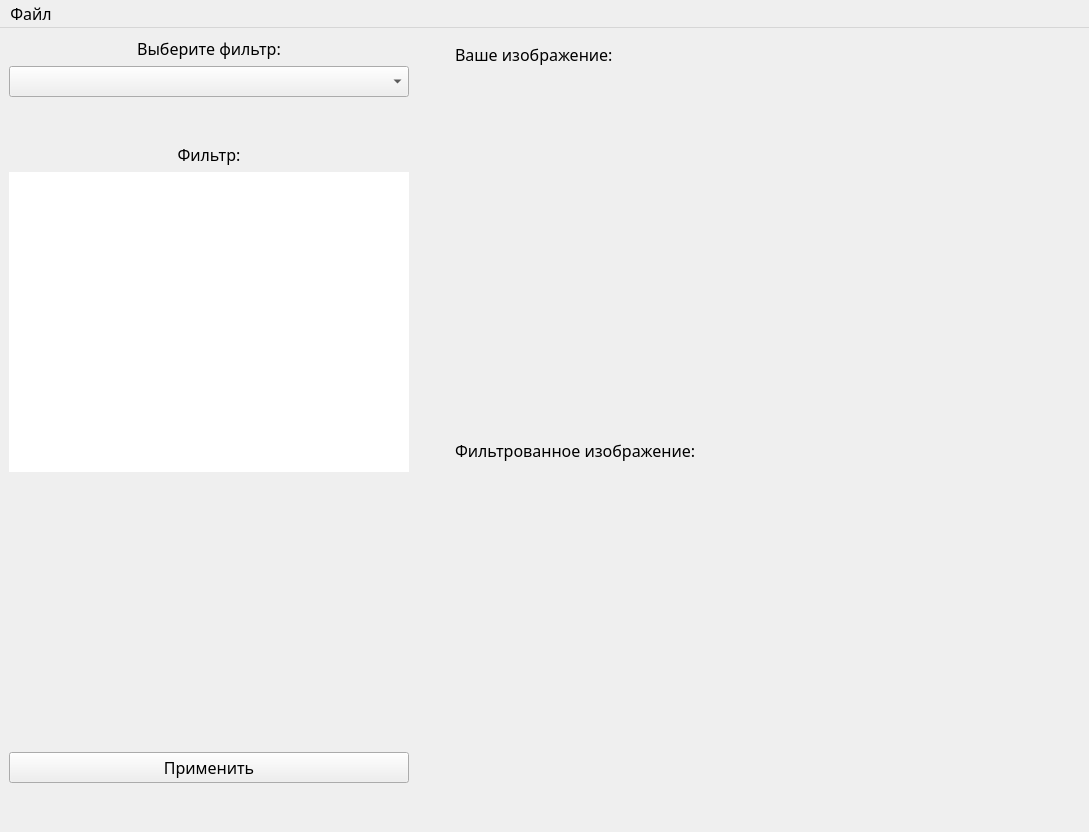
Qt form design.ui (seconddeath11/convolutions) before a commit.
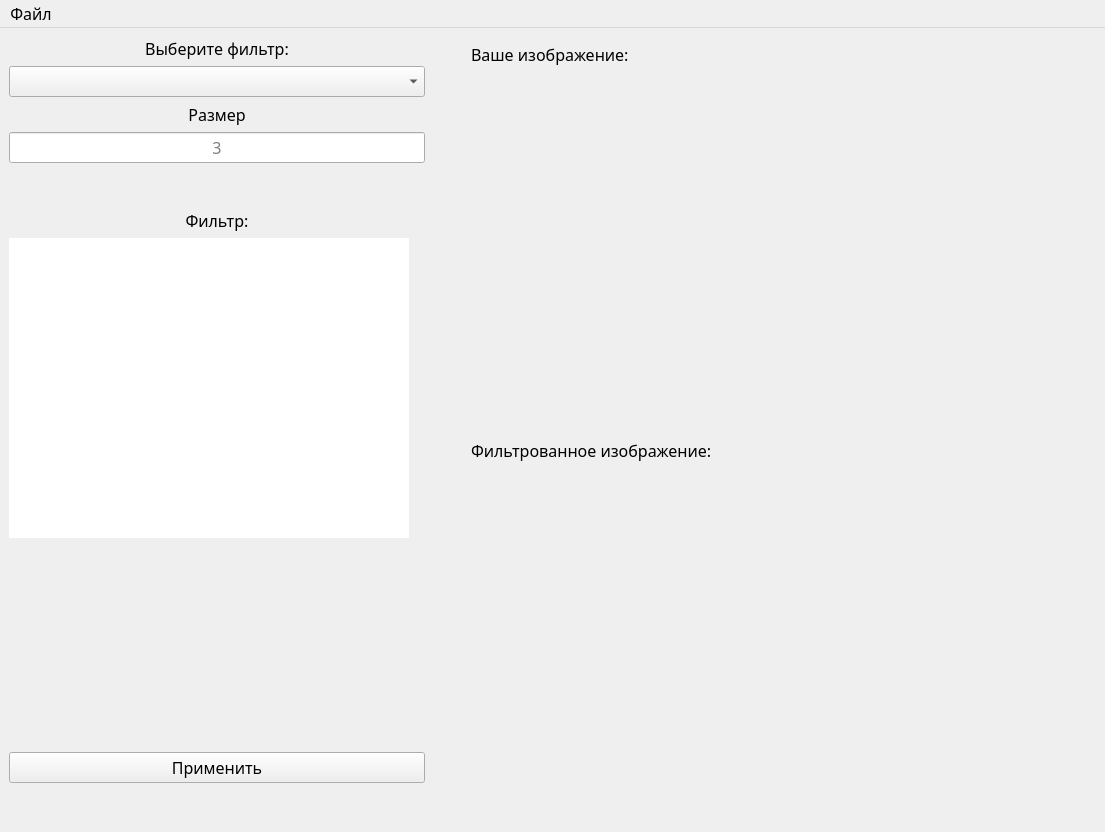
The same form after that commit.

Commit message: added median size edit

What changed in the file:
```diff
--- a/design.ui
+++ b/design.ui
@@ -6,7 +6,7 @@
    <rect>
     <x>0</x>
     <y>0</y>
-    <width>1056</width>
+    <width>1105</width>
     <height>832</height>
    </rect>
   </property>
@@ -64,6 +64,26 @@
         </property>
        </widget>
       </item>
+      <item alignment="Qt::AlignHCenter">
+       <widget class="QLabel" name="sizeLabel">
+        <property name="text">
+         <string>Размер</string>
+        </property>
+        <property name="alignment">
+         <set>Qt::AlignCenter</set>
+        </property>
+       </widget>
+      </item>
+      <item>
+       <widget class="QLineEdit" name="sizeEdit">
+        <property name="alignment">
+         <set>Qt::AlignCenter</set>
+        </property>
+        <property name="placeholderText">
+         <string>3</string>
+        </property>
+       </widget>
+      </item>
       <item>
        <spacer name="verticalSpacer_2">
         <property name="orientation">
@@ -233,6 +253,9 @@
         <property name="text">
          <string>Ваше изображение:</string>
         </property>
+        <property name="alignment">
+         <set>Qt::AlignLeading|Qt::AlignLeft|Qt::AlignVCenter</set>
+        </property>
        </widget>
       </item>
       <item>
@@ -268,6 +291,9 @@
         <property name="text">
          <string>Фильтрованное изображение:</string>
         </property>
+        <property name="alignment">
+         <set>Qt::AlignLeading|Qt::AlignLeft|Qt::AlignVCenter</set>
+        </property>
        </widget>
       </item>
       <item>
@@ -310,7 +336,7 @@
     <rect>
      <x>0</x>
      <y>0</y>
-     <width>1056</width>
+     <width>1105</width>
      <height>29</height>
     </rect>
    </property>
```
Left out of the diff: 2 changed lines with no effect on the pictures. The commit also changes 2 other files.
